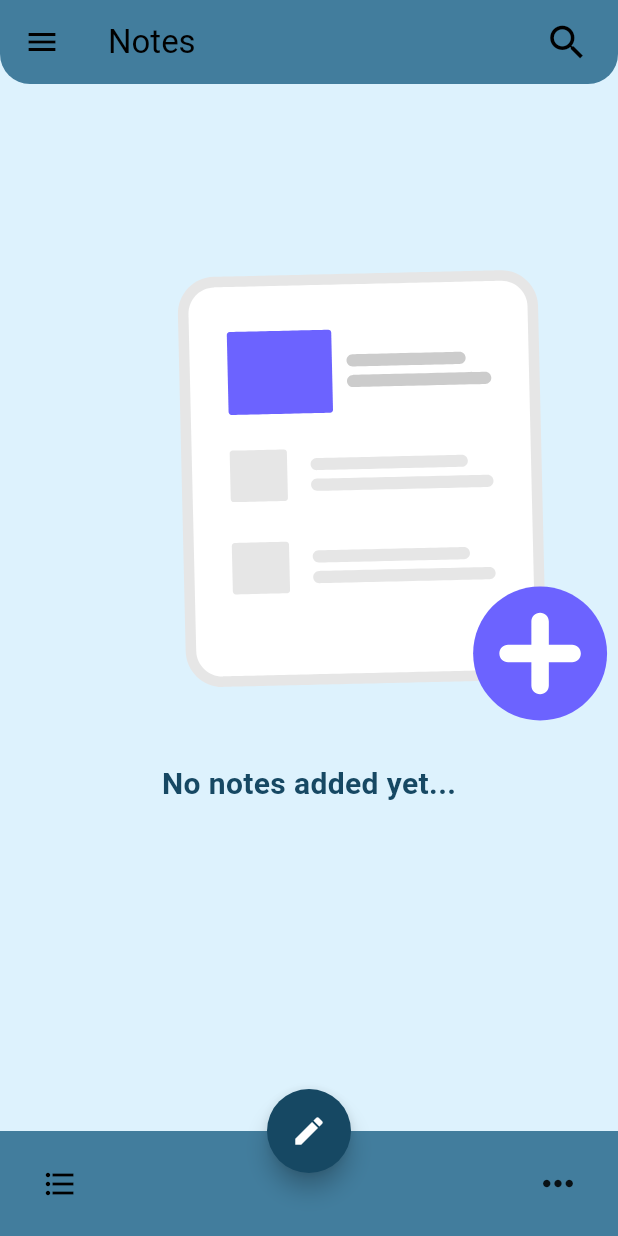
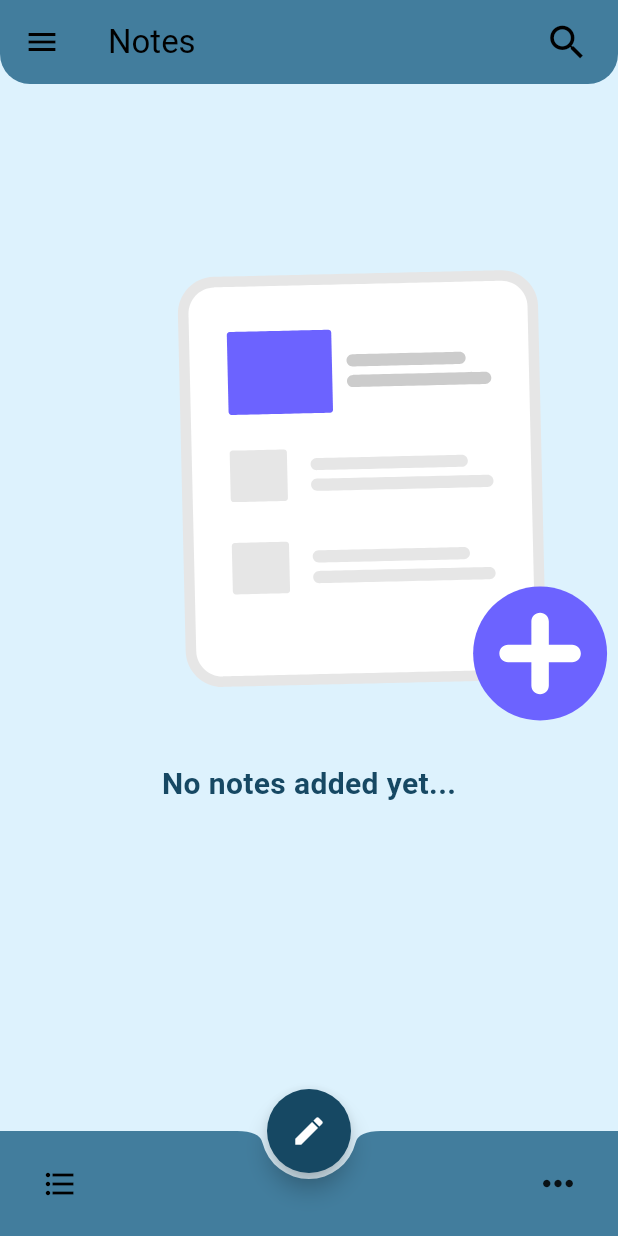
Before and after one commit to H11TM4N/notes_app, a Flutter app: the screen it shows after launch, on a phone screen of 412 x 824 dp. Run offline on Flutter 3.47's test engine with Material 3 defaults, Android fonts, the phone set to English and light mode, and no system bars; our stand-ins replace equatable, flutter_bloc, flutter_slidable, lottie, shared_preferences.

```diff
--- a/lib/presentation/features/main_notes/views/bottom_nav_bar.dart
+++ b/lib/presentation/features/main_notes/views/bottom_nav_bar.dart
@@ -27,7 +27,7 @@ class _KbottomNavBarState extends State<KbottomNavBar> {
   @override
   Widget build(BuildContext context) {
     return BlocBuilder<NotesBloc, NotesState>(
-      builder: (context, state) {
+      builder: (ctx, state) {
         final theme = Theme.of(context).colorScheme;
         if (state.selectedIndices.isNotEmpty) {
           return BottomAppBar(
@@ -50,6 +50,7 @@ class _KbottomNavBarState extends State<KbottomNavBar> {
         } else {
           return SafeArea(
             child: BottomAppBar(
+              shape: const CircularNotchedRectangle(),
               height: 70,
               color: theme.secondary,
               child: Row(
--- a/lib/presentation/features/main_notes/views/drawer.dart
+++ b/lib/presentation/features/main_notes/views/drawer.dart
@@ -1,6 +1,7 @@
 import 'package:flutter/material.dart';
 import 'package:flutter_bloc/flutter_bloc.dart';
 import 'package:notes_app/logic/blocs/blocs.dart';
+import 'package:notes_app/logic/services/services.dart';
 import 'package:notes_app/presentation/features/settings/settings_page.dart';
 import 'package:notes_app/presentation/features/starred/pages/starred_page.dart';
 import 'package:notes_app/presentation/features/todos/pages/todo_page.dart';
@@ -15,8 +16,9 @@ class Kdrawer extends StatefulWidget {
 }
 
 class _KdrawerState extends State<Kdrawer> {
-  toggleTheme() {
+  toggleTheme(bool isDarkMode) {
     context.read<ThemeBloc>().add(const ToggleThemeEvent());
+    ThemePreferences.saveTheme(isDarkMode);
   }
 
   @override
@@ -115,7 +117,7 @@ class _KdrawerState extends State<Kdrawer> {
                   title: const Text('dark mode'),
                   value: themeState.isDarkMode,
                   onChanged: (_) {
-                    toggleTheme();
+                    toggleTheme(themeState.isDarkMode);
                   },
                 ),
               ),
--- a/lib/presentation/features/todos/views/todo_view.dart
+++ b/lib/presentation/features/todos/views/todo_view.dart
@@ -26,7 +26,7 @@ class _TodoViewState extends State<TodoView> {
   Widget build(BuildContext context) {
     final theme = Theme.of(context).colorScheme;
     return BlocBuilder<TodoBloc, TodoState>(
-      builder: (context, state) {
+      builder: (ctx, state) {
         if (state.todos.isNotEmpty) {
           return ListView.builder(
             itemCount: state.todos.length,
--- a/pubspec.yaml
+++ b/pubspec.yaml
@@ -24,6 +24,7 @@ dependencies:
   lottie: ^2.7.0
   bloc_test: ^9.1.5
   shared_preferences: ^2.2.2
+  mocktail: ^1.0.1
 
 dev_dependencies:
   flutter_lints: ^2.0.0
@@ -33,7 +34,7 @@ flutter:
 
   assets:
     - assets/json/
-    - assets/images/
+    - assets/screenshots/
 
   fonts:
     - family: Merriweather
```
Also changed, not shown: assets/images/note_image.png (deleted), pubspec.lock, 6 other files.
